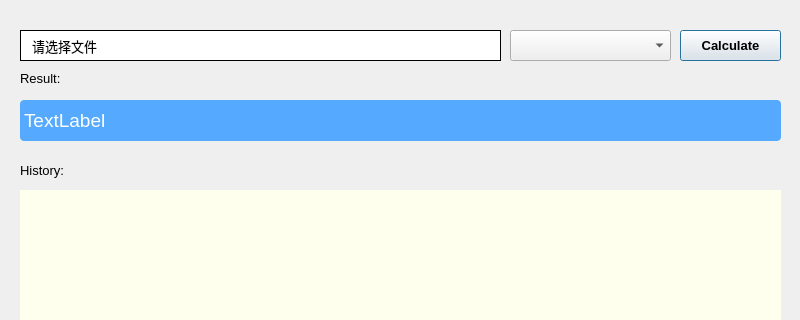
Old version of the form mainwindow.ui in the repository DvYinPo/crc-client; both pictures show x 0 to 800 and y 0 to 320 of the 800 by 600 pixel window.
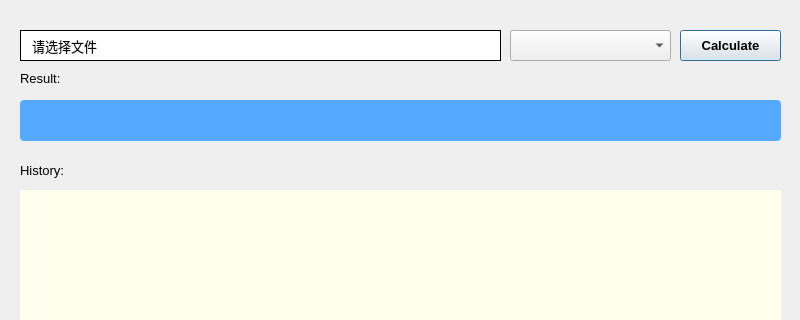
New version of the form. Custom widgets are drawn as their Qt base class.

The edit to the form file:
```diff
--- a/mainwindow.ui
+++ b/mainwindow.ui
@@ -244,7 +244,7 @@
 color: rgb(255, 255, 255);border-radius: 4px;</string>
     </property>
     <property name="text">
-     <string>TextLabel</string>
+     <string/>
     </property>
     <property name="scaledContents">
      <bool>false</bool>
```
Left out of the diff: 12 changed lines with no effect on the pictures.
